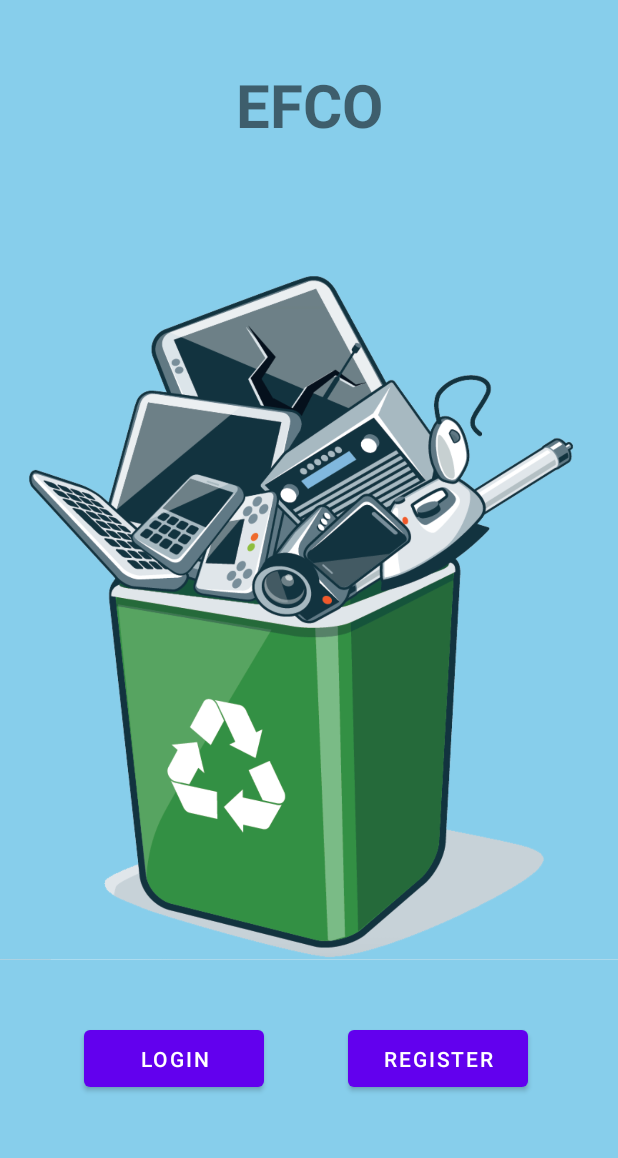
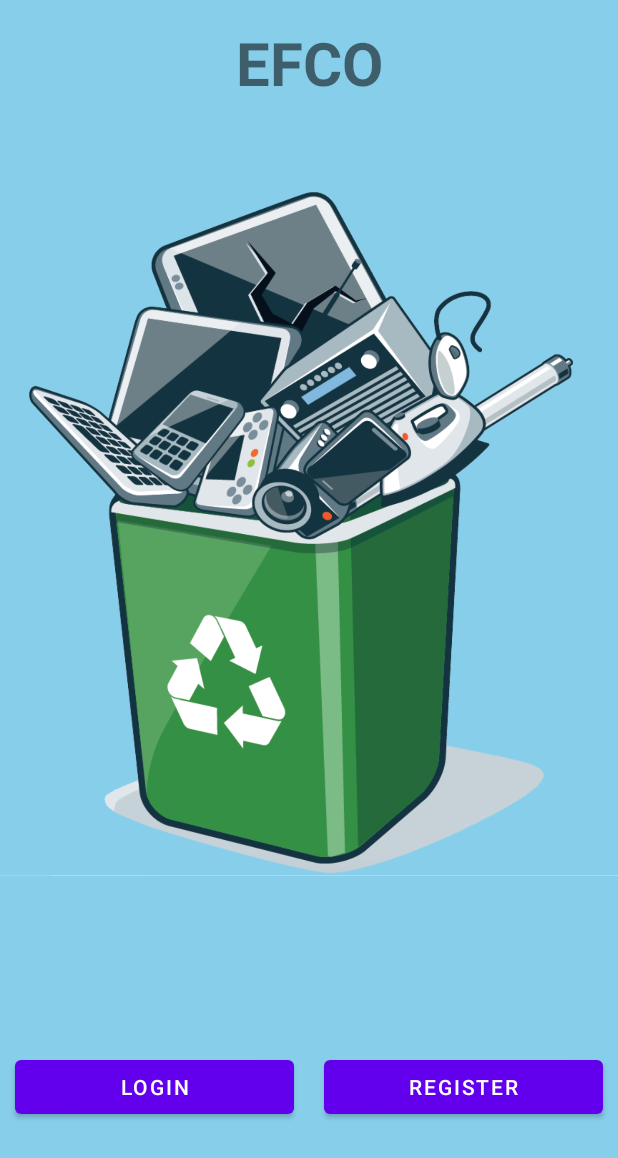
Before and after one commit to Cody-dev-debug/EFCO, an Android app: the screen it shows after launch (MainActivity), on a phone screen of 412 x 824 dp. Shown: the top 1158 px of the screen. Run offline under Robolectric (Android 15) with nearby library versions, the phone set to English and light mode, and no system bars.

Commit message:
Second Commit

```diff
--- a/app/build.gradle
+++ b/app/build.gradle
@@ -44,6 +44,7 @@ dependencies {
     implementation 'com.google.firebase:firebase-auth:21.0.3'
     implementation platform('com.google.firebase:firebase-bom:29.3.1')
     implementation 'com.google.firebase:firebase-analytics'
+    implementation 'com.google.firebase:firebase-firestore:24.1.2'
     testImplementation 'junit:junit:4.+'
     androidTestImplementation 'androidx.test.ext:junit:1.1.3'
     androidTestImplementation 'androidx.test.espresso:espresso-core:3.4.0'
--- a/app/src/main/res/layout/activity_main.xml
+++ b/app/src/main/res/layout/activity_main.xml
@@ -11,36 +11,48 @@
         android:id="@+id/imageView"
         android:layout_width="413dp"
         android:layout_height="537dp"
+        android:contentDescription="@string/photo"
         app:layout_constraintBottom_toBottomOf="parent"
         app:layout_constraintEnd_toEndOf="parent"
-        app:layout_constraintHorizontal_bias="0.0"
         app:layout_constraintStart_toStartOf="parent"
         app:layout_constraintTop_toTopOf="parent"
-        app:srcCompat="@drawable/waste"
-        android:contentDescription="@string/photo" />
+        app:layout_constraintVertical_bias="0.304"
+        app:srcCompat="@drawable/waste" />
+
+    <LinearLayout
+        android:layout_width="match_parent"
+        android:layout_height="wrap_content"
+        android:orientation="horizontal"
+        app:layout_constraintBottom_toBottomOf="parent"
+        app:layout_constraintEnd_toEndOf="parent"
+        app:layout_constraintStart_toStartOf="parent"
+        app:layout_constraintTop_toBottomOf="@+id/imageView"
+        android:weightSum="2">
 
         <Button
             android:id="@+id/Login"
-        android:layout_width="120dp"
-        android:layout_height="50dp"
+            android:layout_width="0dp"
+            android:layout_height="wrap_content"
             android:text="@string/login"
+            android:layout_weight="1"
+            android:layout_margin="10dp"
             app:layout_constraintBottom_toBottomOf="parent"
             app:layout_constraintEnd_toStartOf="@+id/Register"
             app:layout_constraintStart_toStartOf="parent"
-        app:layout_constraintTop_toBottomOf="@+id/imageView"
-        app:layout_constraintVertical_bias="0.0" />
+            app:layout_constraintTop_toBottomOf="@+id/imageView" />
 
         <Button
             android:id="@+id/Register"
-        android:layout_width="120dp"
-        android:layout_height="50dp"
-        android:layout_marginEnd="60dp"
+            android:layout_width="0dp"
+            android:layout_height="wrap_content"
+            android:layout_margin="10dp"
+            android:layout_weight="1"
             android:text="@string/register"
             app:layout_constraintBottom_toBottomOf="parent"
             app:layout_constraintEnd_toEndOf="parent"
             app:layout_constraintTop_toBottomOf="@+id/imageView"
-        app:layout_constraintVertical_bias="0.0" />
-
+ />
+    </LinearLayout>
     <TextView
         android:id="@+id/textView"
         android:layout_width="187dp"
@@ -53,4 +65,5 @@
         app:layout_constraintEnd_toEndOf="parent"
         app:layout_constraintStart_toStartOf="parent"
         app:layout_constraintTop_toTopOf="parent" />
+
 </androidx.constraintlayout.widget.ConstraintLayout>
```
Also changed, not shown: app/src/main/java/com/example/efco/RegisterActivity.java (+56 -1 lines), app/src/main/res/layout/activity_register.xml (+4 -4 lines), app/src/main/res/values/strings.xml (+4 -3 lines). Lines whose indentation alone changed are shown as unchanged.
